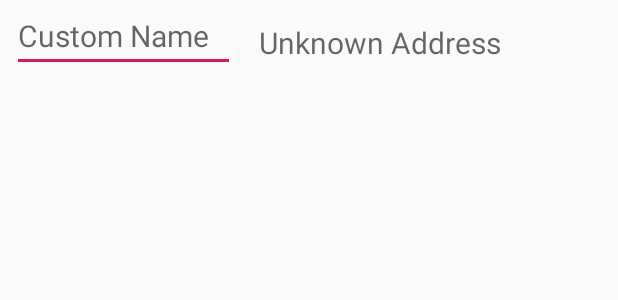
After one commit to brange-rutgers/SpeedLimitWidget, an Android app: the layout favorite_place_item.xml on its own in the app's theme, with its tools: preview values and no code run, on a phone screen of 412 x 824 dp. The commit adds this screen. Shown: the top 300 px of the screen. Run offline under Robolectric (Android 15) with nearby library versions, the phone set to English and light mode, and no system bars.

Commit message:
Added Auto Checkin Option, Checkin Database (Favorites Places)  Checks a place in if there has been no change in position (within 50m) for 60 minutes

```diff
--- /dev/null
+++ b/app/src/main/res/layout/favorite_place_item.xml
@@ -0,0 +1,48 @@
+<android.support.constraint.ConstraintLayout xmlns:android="http://schemas.android.com/apk/res/android"
+    xmlns:app="http://schemas.android.com/apk/res-auto"
+    android:id="@+id/list_item"
+    android:layout_width="match_parent"
+    android:layout_height="match_parent">
+
+    <EditText
+        android:id="@+id/custom_name"
+        android:layout_width="0dp"
+        android:layout_height="wrap_content"
+        android:layout_marginLeft="8dp"
+        android:layout_marginTop="8dp"
+        android:layout_marginRight="8dp"
+        android:hint="@string/custom_favorite_name_default"
+        android:inputType="text"
+        android:textSize="20sp"
+        app:layout_constraintLeft_toLeftOf="parent"
+        app:layout_constraintRight_toLeftOf="@+id/guideline_horizontal" />
+
+    <TextView
+        android:id="@+id/address"
+        android:layout_width="0dp"
+        android:layout_height="wrap_content"
+        android:layout_marginLeft="8dp"
+        android:layout_marginTop="8dp"
+        android:layout_marginRight="8dp"
+        android:hint="@string/unknown_address"
+        android:textSize="20sp"
+        app:layout_constraintBottom_toBottomOf="@+id/barrier"
+        app:layout_constraintLeft_toLeftOf="@+id/guideline_horizontal"
+        app:layout_constraintRight_toRightOf="parent"
+        app:layout_constraintTop_toTopOf="@id/custom_name" />
+
+    <android.support.constraint.Guideline
+        android:id="@+id/guideline_horizontal"
+        android:layout_width="wrap_content"
+        android:layout_height="wrap_content"
+        android:orientation="vertical"
+        app:layout_constraintGuide_percent="0.4" />
+
+    <android.support.constraint.Barrier
+        android:id="@+id/barrier"
+        android:layout_width="wrap_content"
+        android:layout_height="wrap_content"
+        app:barrierDirection="bottom"
+        app:constraint_referenced_ids="custom_name,address" />
+
+</android.support.constraint.ConstraintLayout>
--- a/app/src/main/res/values/strings.xml
+++ b/app/src/main/res/values/strings.xml
@@ -1,11 +1,15 @@
 <resources>
     <string name="app_name">Speed Limit Widget</string>
+    <string name="filter_string_title">Speed Limit Widget</string>
 
-    <!-- TODO: Remove or change this placeholder text -->
     <string name="hello_blank_fragment">Hello blank fragment</string>
 
     <string name="navigation_speed_label_km">km/h</string>
     <string name="navigation_speed_label_m">m/h</string>
 
     <string name="navigation_speed_limit_default"></string>
+
+    <string name="custom_favorite_name_default">Custom Name</string>
+    <string name="custom_favorite_name">Home</string>
+    <string name="unknown_address">Unknown Address</string>
 </resources>
```
Also changed, not shown: app/src/main/AndroidManifest.xml (+6 -4 lines), app/src/main/java/edu/rutgers/brange/speedlimitwidget/FavoritePlacesContract.java (added, +30 -0 lines), app/src/main/java/edu/rutgers/brange/speedlimitwidget/FavoritesCursorAdapter.java (added, +68 -0 lines), app/src/main/java/edu/rutgers/brange/speedlimitwidget/FloatingViewService.java (+26 -66 lines), app/src/main/java/edu/rutgers/brange/speedlimitwidget/LocationHelper.java (added, +46 -0 lines), app/src/main/java/edu/rutgers/brange/speedlimitwidget/MainActivity.java (+44 -11 lines), app/src/main/java/edu/rutgers/brange/speedlimitwidget/SpeedLimitWidgetDbHelper.java (added, +30 -0 lines), 17 other files.
